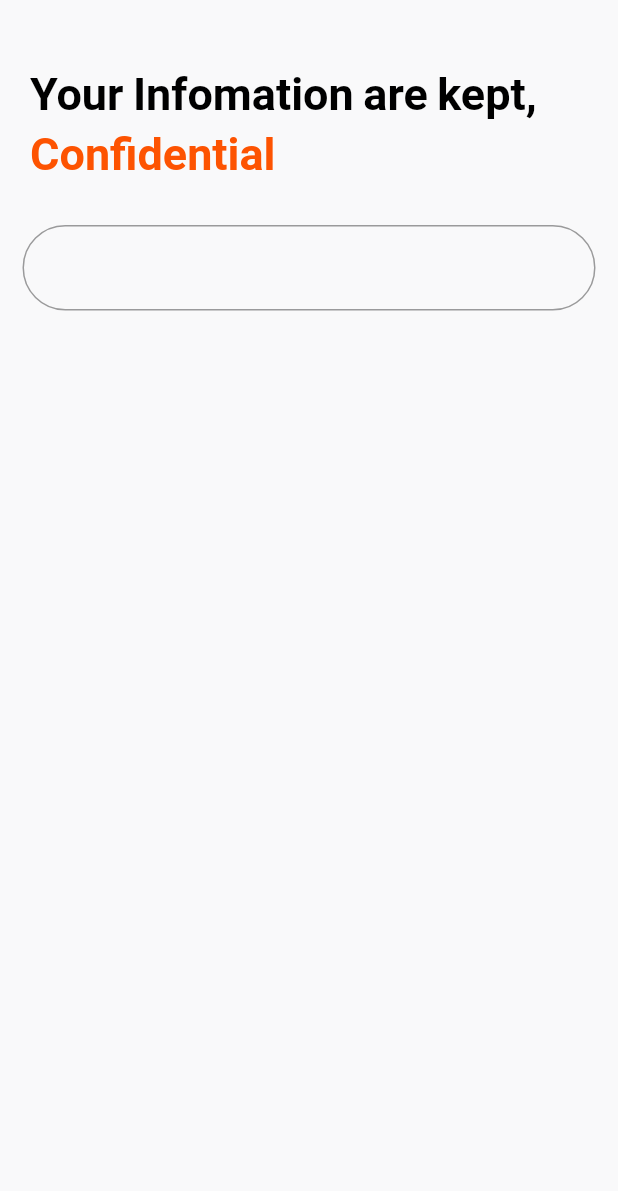
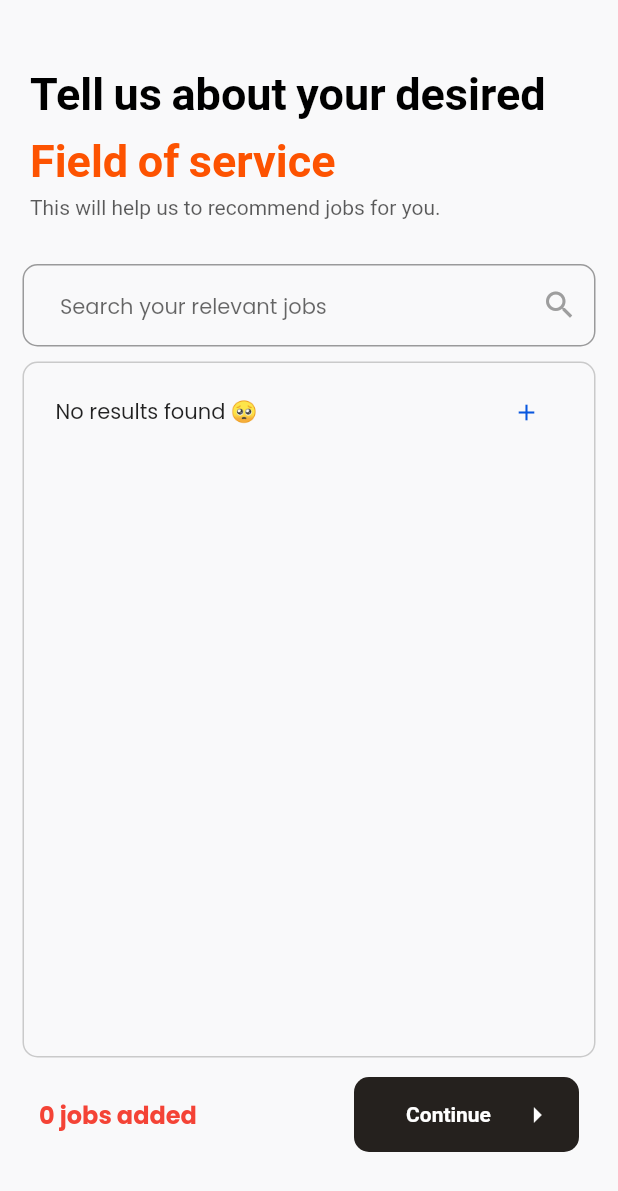
Before and after one commit to donC20/NearbyNexus, a Flutter app: the screen it shows after launch, on a phone screen of 412 x 824 dp. Shown: the top 1191 px of the screen. Run offline on Flutter 3.47's test engine with Material 2 defaults, Android fonts, the phone set to English and light mode, and no system bars; our stand-ins replace animated_text_kit, cloud_firestore, dropdown_button2, eva_icons_flutter, firebase_auth, firebase_core and 9 more; accounts and stored records are empty.

Commit message:
choose service done

```diff
--- a/lib/screens/common_screens/vendor_final_reg_form.dart
+++ b/lib/screens/common_screens/vendor_final_reg_form.dart
@@ -1,18 +1,12 @@
-// ignore_for_file: avoid_print, unused_element
+// ignore_for_file: avoid_print, unused_element, non_constant_identifier_names
 
 import 'dart:io';
 
 import 'package:cloud_firestore/cloud_firestore.dart';
 import 'package:flutter/material.dart';
-import 'package:flutter_svg/svg.dart';
-import 'package:geocoding/geocoding.dart';
-import 'package:geolocator/geolocator.dart';
 import 'package:google_fonts/google_fonts.dart';
 import 'package:image_picker/image_picker.dart';
-import 'package:intl/intl.dart';
 import 'package:loading_animation_widget/loading_animation_widget.dart';
-
-import 'complete_registration_vendor.dart';
 
 class FinalSubmitFormVendor extends StatefulWidget {
   const FinalSubmitFormVendor({super.key});
@@ -27,43 +21,15 @@ class _FinalSubmitFormVendorState extends State<FinalSubmitFormVendor> {
   bool showError = false;
   bool showErrorDp = false;
   bool isLoading = false;
-  bool _isChecked = false;
-  String? errorMessage = "Error";
-  Color borderColor = Colors.black26;
-  String? selectedValue;
-  File? _profileImage;
-  String? _imageUrl;
 
-  final TextEditingController _dateController = TextEditingController();
   final TextEditingController _searchController = TextEditingController();
   List<dynamic> _searchResults = [];
   @override
   void initState() {
     super.initState();
+    _onSearchChanged();
     _searchController.addListener(_onSearchChanged);
   }
-
-  @override
-  void dispose() {
-    _dateController.dispose();
-    super.dispose();
-  }
-
-//? ------------------------Function for picking profile image----------------------------------------
-
-  Future<void> _pickImage() async {
-    // function used to pick image dp
-    final pickedFile =
-        await ImagePicker().pickImage(source: ImageSource.gallery);
-
-    if (pickedFile != null) {
-      setState(() {
-        _profileImage = File(pickedFile.path);
-      });
-    }
-  }
-
-//? --------------------------Function ends--------------------------------------
 
   Future<bool> _onBackPressed() async {
     // back pressed button event
@@ -146,17 +112,37 @@ class _FinalSubmitFormVendorState extends State<FinalSubmitFormVendor> {
     String keyword = _searchController.text;
     List results = await searchServices(keyword);
     setState(() {
-      _searchResults = results.isEmpty ? ["No results found. 🥺"] : results;
+      _searchResults = results.isEmpty ? ["No results found 🥺"] : results;
     });
   }
 
   final List<String> _selectedItems = [];
 
   void _addToSelectedItems(String item) {
+    bool isAlreadyAdded = false;
+
+    for (dynamic service in _selectedItems) {
+      if (service.toString() == item) {
+        isAlreadyAdded = true;
+        break;
+      }
+    }
+
+    if (!isAlreadyAdded) {
       setState(() {
         _selectedItems.add(item);
       });
+    } else {
+      print("Already added");
+    }
+
     print(_selectedItems);
+  }
+
+  void _removeFromSelectedItems(String item) {
+    setState(() {
+      _selectedItems.remove(item);
+    });
   }
 
   // ?----------------------------Searching ends------------------------------------
@@ -172,14 +158,18 @@ class _FinalSubmitFormVendorState extends State<FinalSubmitFormVendor> {
             child: Form(
               key: _fieldKey,
               child: Column(
-                mainAxisAlignment: MainAxisAlignment.center,
+                mainAxisAlignment: MainAxisAlignment.start,
                 crossAxisAlignment: CrossAxisAlignment.stretch,
                 children: [
                   // const SizedBox(height: 80),
                   Transform.translate(
                     offset: const Offset(
                         20, 40.0), // Adjust the vertical offset as needed
-                    child: RichText(
+                    child: Column(
+                      mainAxisAlignment: MainAxisAlignment.start,
+                      crossAxisAlignment: CrossAxisAlignment.start,
+                      children: [
+                        RichText(
                           text: TextSpan(
                             style: TextStyle(
                               fontSize: 30,
@@ -188,165 +178,138 @@ class _FinalSubmitFormVendorState extends State<FinalSubmitFormVendor> {
                             ),
                             children: const [
                               TextSpan(
-                            text: "Your Infomation are kept,\n",
+                                text: "Tell us about your desired",
                                 style: TextStyle(color: Colors.black),
                               ),
                               TextSpan(
-                            text: "Confidential",
+                                text: " Field of service",
                                 style: TextStyle(color: Color(0xFFFD5301)),
                               ),
                             ],
                           ),
                         ),
+                        const Text(
+                          "This will help us to recommend jobs for you.",
+                          style: TextStyle(color: Color.fromARGB(164, 0, 0, 0)),
                         ),
-                  const SizedBox(height: 70),
+                      ],
+                    ),
+                  ),
+                  const SizedBox(height: 50),
 
                   Column(
                     children: [
+                      const SizedBox(height: 20),
+
                       Padding(
                         padding: const EdgeInsets.symmetric(horizontal: 15),
+                        child: SizedBox(
+                          height: 55,
                           child: TextFormField(
                             controller: _searchController,
                             style: GoogleFonts.poppins(color: Colors.black),
                             decoration: InputDecoration(
+                              hintText: "Search your relevant jobs",
+                              hintStyle: const TextStyle(fontSize: 14),
                               contentPadding:
                                   const EdgeInsets.only(left: 25, bottom: 35),
                               labelStyle: const TextStyle(
                                 color: Color.fromARGB(182, 0, 0, 0),
-                                fontSize: 14),
+                                fontSize: 14,
+                              ),
                               border: OutlineInputBorder(
-                              borderRadius: BorderRadius.circular(50),
+                                borderRadius: BorderRadius.circular(10),
                                 borderSide: const BorderSide(
                                   color: Color.fromARGB(166, 158, 158, 158),
                                 ),
                               ),
                               focusedBorder: OutlineInputBorder(
+                                borderRadius: BorderRadius.circular(10),
                                 borderSide: const BorderSide(
                                   color: Color.fromARGB(166, 158, 158, 158),
                                 ),
-                              borderRadius: BorderRadius.circular(50),
                               ),
-                          ),
-                        ),
-                      ),
-                      const SizedBox(height: 10),
-                      Visibility(
-                        visible: _searchController.text.isNotEmpty,
-                        child: SizedBox(
-                          height: null,
-                          child: ConstrainedBox(
-                            constraints: BoxConstraints(maxHeight: 250),
-                            child: Container(
-                              padding: const EdgeInsets.all(10),
-                              width: MediaQuery.sizeOf(context).width - 50,
-                              decoration: BoxDecoration(
-                                border: Border.all(
-                                  color:
-                                      const Color.fromARGB(132, 158, 158, 158),
-                                ),
-                                borderRadius:
-                                    const BorderRadius.all(Radius.circular(10)),
-                              ),
-                              child: ListView.builder(
-                                shrinkWrap: true,
-                                itemCount: _searchResults.length,
-                                itemBuilder: (context, index) {
-                                  String result = _searchResults[index];
-                                  return ListTile(
-                                    title: Text(convertToSentenceCase(result)),
-                                    onTap: () {
-                                      // Handle when a search result is clicked
-                                      _addToSelectedItems(result);
-                                    },
-                                  );
-                                },
-                              ),
+                              suffixIcon:
+                                  const Icon(Icons.search, color: Colors.grey),
                             ),
                           ),
                         ),
                       ),
 
+                      const SizedBox(height: 10),
+                      Container(
+                        height: MediaQuery.sizeOf(context).height - 360,
+                        padding: const EdgeInsets.all(5),
+                        width: MediaQuery.sizeOf(context).width - 30,
+                        decoration: BoxDecoration(
+                          border: Border.all(
+                            color: const Color.fromARGB(132, 158, 158, 158),
+                          ),
+                          borderRadius:
+                              const BorderRadius.all(Radius.circular(10)),
+                        ),
+                        child: ListView.separated(
+                          shrinkWrap: true,
+                          itemCount: _searchResults.length,
+                          itemBuilder: (context, index) {
+                            String result = _searchResults[index];
+                            bool isSelected = _selectedItems.contains(result);
+
+                            return ListTile(
+                              title: Text(
+                                convertToSentenceCase(result),
+                                style: TextStyle(
+                                  fontSize: 14,
+                                  fontFamily: GoogleFonts.poppins().fontFamily,
+                                ),
+                              ),
+                              trailing: isSelected
+                                  ? IconButton(
+                                      onPressed: () {
+                                        _removeFromSelectedItems(result);
+                                      },
+                                      icon: const Icon(
+                                        Icons.close,
+                                        size: 18.0,
+                                        color: Color.fromARGB(255, 223, 59, 9),
+                                      ),
+                                    )
+                                  : IconButton(
+                                      onPressed: () {
+                                        _addToSelectedItems(result);
+                                      },
+                                      icon: const Icon(
+                                        Icons.add,
+                                        size: 18.0,
+                                        color: Color.fromARGB(255, 9, 87, 223),
+                                      ),
+                                    ),
+                            );
+                          },
+                          separatorBuilder: (context, index) => const Divider(
+                            color: Color.fromARGB(150, 158, 158, 158),
+                          ),
+                        ),
+                      ),
+
+                      // Add code to display the selected items above the search bar
+
                       // Add code to display the selected items above the search bar
                     ],
                   ),
-
-                  const SizedBox(height: 30),
-
-                  // Padding(
-                  //   padding: const EdgeInsets.symmetric(horizontal: 15),
-                  //   child: SizedBox(
-                  //     height: 60,
-                  //     child: ElevatedButton(
-                  //       onPressed: isLoading
-                  //           ? null
-                  //           : () {
-                  //               // if (_profileImage == null) {
-                  //               //   // Show error message in TextFormField
-                  //               //   setState(() {
-                  //               //     showErrorDp = true;
-                  //               //     borderColor = Colors.red;
-                  //               //     errorMessage = "Please choose an image";
-                  //               //   });
-                  //               // } else {
-                  //               //   setState(() {
-                  //               //     showErrorDp = false;
-                  //               //     borderColor = Colors.black26;
-                  //               //   });
-                  //               // }
-
-                  //               // if (_fieldKey.currentState!.validate() &&
-                  //               //     _profileImage != null) {
-                  //               //   setState(() {
-                  //               //     isLoading = true;
-                  //               //   });
-                  //               //   submitApplication(
-                  //               //       _nameController.text,
-                  //               //       userTransferdData?['email'],
-                  //               //       int.parse(_phoneController.text),
-                  //               //       0.0,
-                  //               //       0.0,
-                  //               //       "general_user",
-                  //               //       _locationController.text);
-                  //               // }
-                  //             },
-                  //       style: ElevatedButton.styleFrom(
-                  //         textStyle: const TextStyle(
-                  //           fontSize: 14,
-                  //           fontWeight: FontWeight.bold,
-                  //         ),
-                  //         backgroundColor: const Color(0xFF25211E),
-                  //         shape: RoundedRectangleBorder(
-                  //           borderRadius: BorderRadius.circular(30),
-                  //         ),
-                  //       ),
-                  //       child: Row(
-                  //         mainAxisAlignment: MainAxisAlignment.spaceBetween,
-                  //         children: [
-                  //           Expanded(
-                  //             child: Row(
-                  //               mainAxisAlignment: MainAxisAlignment.center,
-                  //               children: [
-                  //                 isLoading == true
-                  //                     ? LoadingAnimationWidget
-                  //                         .staggeredDotsWave(
-                  //                             color: const Color.fromARGB(
-                  //                                 255, 0, 0, 0),
-                  //                             size: 50)
-                  //                     : const Flexible(
-                  //                         child: Text(
-                  //                           "Continue",
-                  //                           textAlign: TextAlign.center,
-                  //                         ),
-                  //                       ),
-                  //               ],
-                  //             ),
-                  //           ),
-                  //           const Icon(Icons.arrow_right),
-                  //         ],
-                  //       ),
-                  //     ),
-                  //   ),
-                  // ),
+                  Padding(
+                    padding: const EdgeInsets.all(10.0),
+                    child: ListTile(
+                      title: Text(
+                        "${_selectedItems.length} jobs added",
+                        style: TextStyle(
+                            color: Colors.red,
+                            fontWeight: FontWeight.bold,
+                            fontFamily: GoogleFonts.poppins().fontFamily),
+                      ),
+                      trailing: ContinueButton(isLoading),
+                    ),
+                  ),
                 ],
               ),
             ),
@@ -356,3 +319,76 @@ class _FinalSubmitFormVendorState extends State<FinalSubmitFormVendor> {
     );
   }
 }
+
+Widget ContinueButton(bool isLoading) {
+  return SizedBox(
+    height: 50,
+    width: 150,
+    child: ElevatedButton(
+      onPressed: isLoading
+          ? null
+          : () {
+              // if (_profileImage == null) {
+              //   // Show error message in TextFormField
+              //   setState(() {
+              //     showErrorDp = true;
+              //     borderColor = Colors.red;
+              //     errorMessage = "Please choose an image";
+              //   });
+              // } else {
+              //   setState(() {
+              //     showErrorDp = false;
+              //     borderColor = Colors.black26;
+              //   });
+              // }
+
+              // if (_fieldKey.currentState!.validate() &&
+              //     _profileImage != null) {
+              //   setState(() {
+              //     isLoading = true;
+              //   });
+              //   submitApplication(
+              //       _nameController.text,
+              //       userTransferdData?['email'],
+              //       int.parse(_phoneController.text),
+              //       0.0,
+              //       0.0,
+              //       "general_user",
+              //       _locationController.text);
+              // }
+            },
+      style: ElevatedButton.styleFrom(
+        textStyle: const TextStyle(
+          fontSize: 14,
+          fontWeight: FontWeight.bold,
+        ),
+        backgroundColor: const Color(0xFF25211E),
+        shape: RoundedRectangleBorder(
+          borderRadius: BorderRadius.circular(10),
+        ),
+      ),
+      child: Row(
+        mainAxisAlignment: MainAxisAlignment.spaceBetween,
+        children: [
+          Expanded(
+            child: Row(
+              mainAxisAlignment: MainAxisAlignment.center,
+              children: [
+                isLoading == true
+                    ? LoadingAnimationWidget.staggeredDotsWave(
+                        color: const Color.fromARGB(255, 0, 0, 0), size: 50)
+                    : const Flexible(
+                        child: Text(
+                          "Continue",
+                          textAlign: TextAlign.center,
+                        ),
+                      ),
+              ],
+            ),
+          ),
+          const Icon(Icons.arrow_right),
+        ],
+      ),
+    ),
+  );
+}
```
Lines whose indentation alone changed are shown as unchanged.
